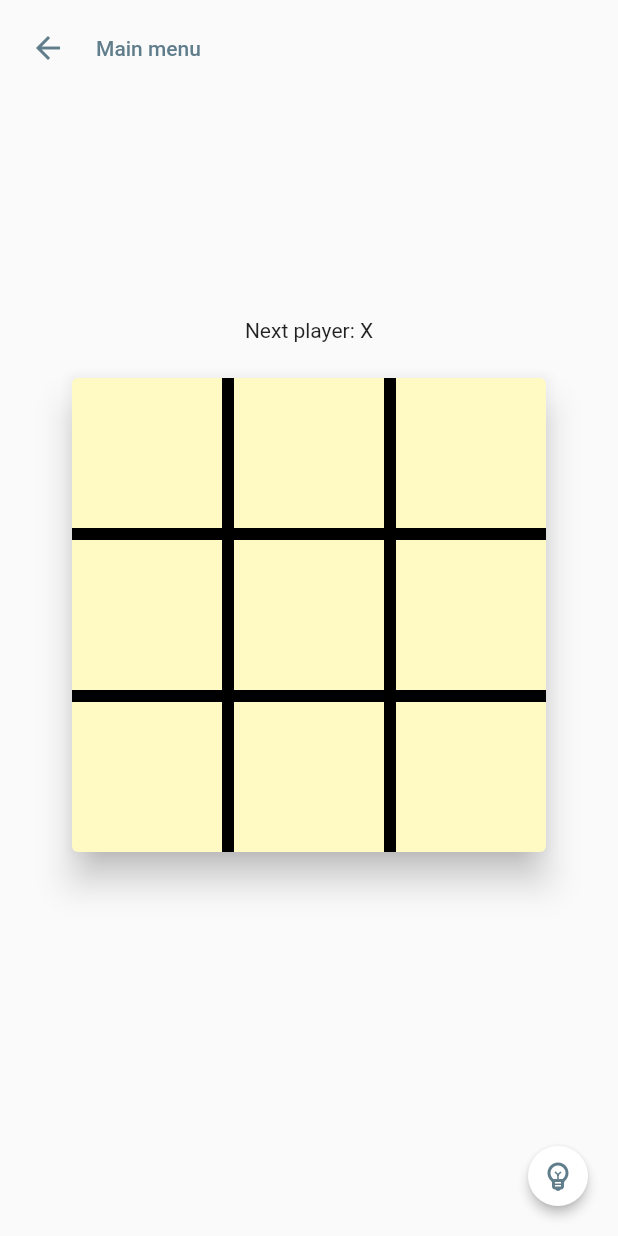
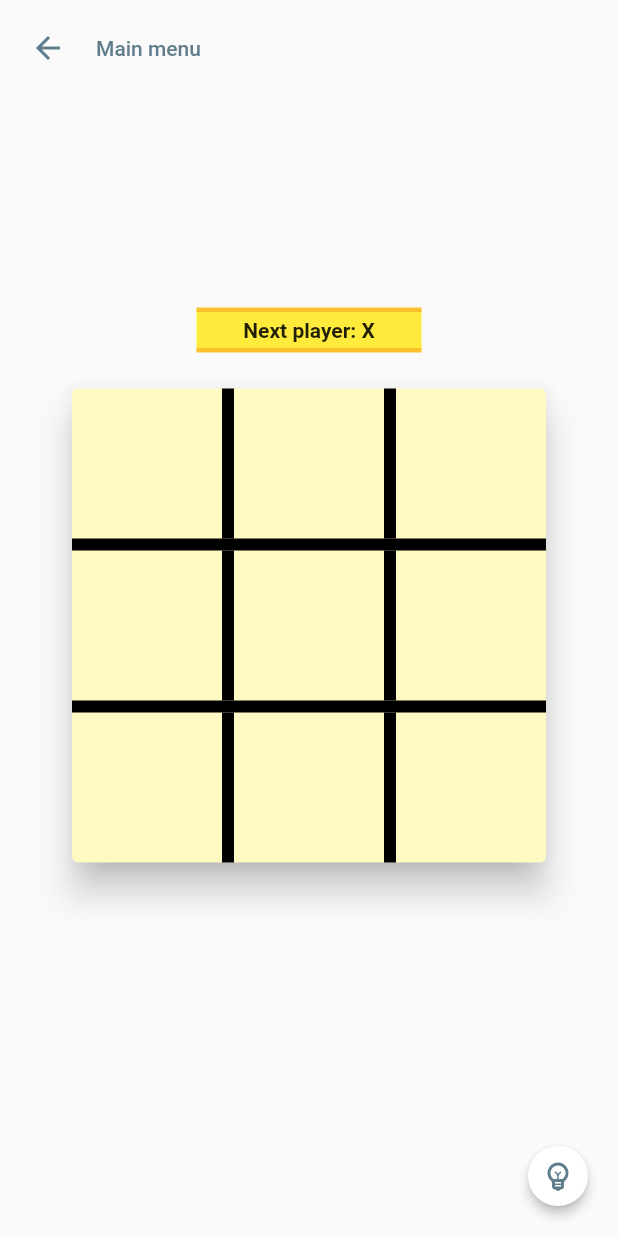
Before and after one commit to Rafeqm/tiktaktu, a Flutter app: the GameScreen screen opened directly, on a phone screen of 412 x 824 dp. Run offline on Flutter 3.47's test engine with Material 2 defaults, Android fonts, the phone set to English and light mode, and no system bars.

Commit message:
fix: Style status bar and 'Restart' button of `Board`

```diff
--- a/lib/board.dart
+++ b/lib/board.dart
@@ -29,9 +29,29 @@ class _BoardState extends State<Board> {
               } else {
                 status = 'Winner: $winner';
               }
-              return Padding(
-                padding: const EdgeInsets.all(20.0),
-                child: Text(status),
+              return Container(
+                width: 150.0,
+                height: 30.0,
+                margin: const EdgeInsets.all(20.0),
+                decoration: BoxDecoration(
+                  color: Theme.of(context).primaryColor,
+                  border: Border(
+                    top: BorderSide(
+                      color: Theme.of(context).primaryColorDark,
+                      width: 3.0,
+                    ),
+                    bottom: BorderSide(
+                      color: Theme.of(context).primaryColorDark,
+                      width: 3.0,
+                    ),
+                  ),
+                ),
+                child: Center(
+                  child: Text(
+                    status,
+                    style: const TextStyle(fontWeight: FontWeight.bold),
+                  ),
+                ),
               );
             },
           ),
@@ -108,6 +128,9 @@ class _BoardState extends State<Board> {
                 child: ElevatedButton.icon(
                   icon: const Icon(Icons.refresh),
                   label: const Text('Restart'),
+                  style: ElevatedButton.styleFrom(
+                    primary: Theme.of(context).primaryColorDark,
+                  ),
                   onPressed: _resetBoard,
                 ),
               );
--- a/pubspec.yaml
+++ b/pubspec.yaml
@@ -1,7 +1,7 @@
 name: tiktaktu
 description: Play with whoever you want.
 publish_to: "none" # Remove this line if you wish to publish to pub.dev
-version: 1.0.0-beta.8+1
+version: 1.0.0-beta.9+1
 
 environment:
   sdk: ">=2.16.1 <3.0.0"
```
